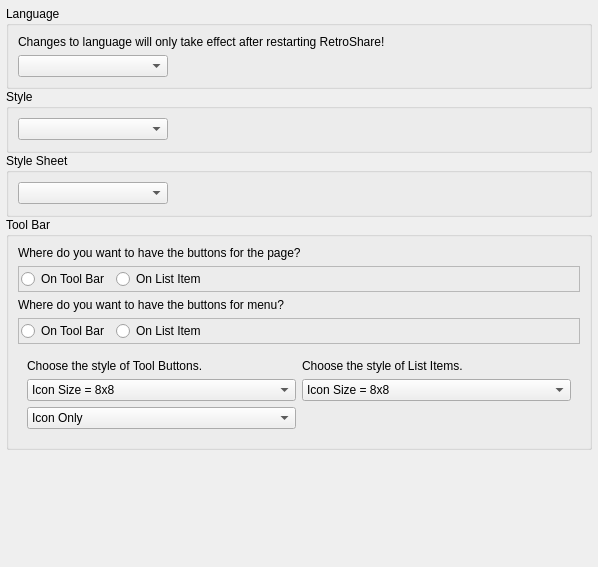
Old version of the form retroshare-gui/src/gui/settings/AppearancePage.ui in the repository RetroShare/RetroShare.
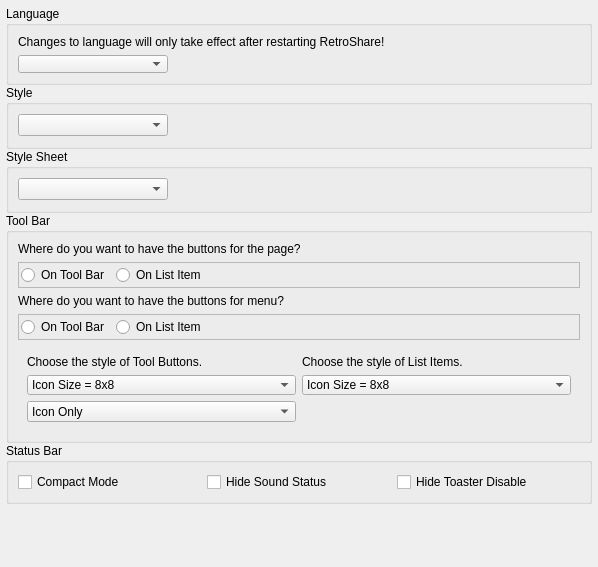
New version of the form.

Commit message: Added Phenom's new Compact Mode Changes: A new compact mode remove useless text on status bar so the main windows not growing. It is selectable on Appearance option page, with check to hide Sound and Toaster disable buttons.

Diff of the .ui file:
```diff
--- a/retroshare-gui/src/gui/settings/AppearancePage.ui
+++ b/retroshare-gui/src/gui/settings/AppearancePage.ui
@@ -162,7 +162,7 @@
      </layout>
     </widget>
    </item>
-   <item row="7" column="0">
+   <item row="8" column="0">
     <spacer>
      <property name="orientation">
       <enum>Qt::Vertical</enum>
@@ -404,6 +404,39 @@
      </layout>
     </widget>
    </item>
+   <item row="7" column="0">
+    <widget class="QGroupBox" name="grpStatus">
+     <property name="title">
+      <string>Status Bar</string>
+     </property>
+     <layout class="QHBoxLayout" name="horizontalLayout_3">
+      <item>
+       <widget class="QCheckBox" name="checkBoxStatusCompactMode">
+        <property name="toolTip">
+         <string>Remove surplus text in status bar.</string>
+        </property>
+        <property name="text">
+         <string>Compact Mode</string>
+        </property>
+       </widget>
+      </item>
+      <item>
+       <widget class="QCheckBox" name="checkBoxHideSoundStatus">
+        <property name="text">
+         <string>Hide Sound Status</string>
+        </property>
+       </widget>
+      </item>
+      <item>
+       <widget class="QCheckBox" name="checkBoxHideToasterDisable">
+        <property name="text">
+         <string>Hide Toaster Disable</string>
+        </property>
+       </widget>
+      </item>
+     </layout>
+    </widget>
+   </item>
   </layout>
  </widget>
  <resources/>
```
The commit also changes 16 other files.
